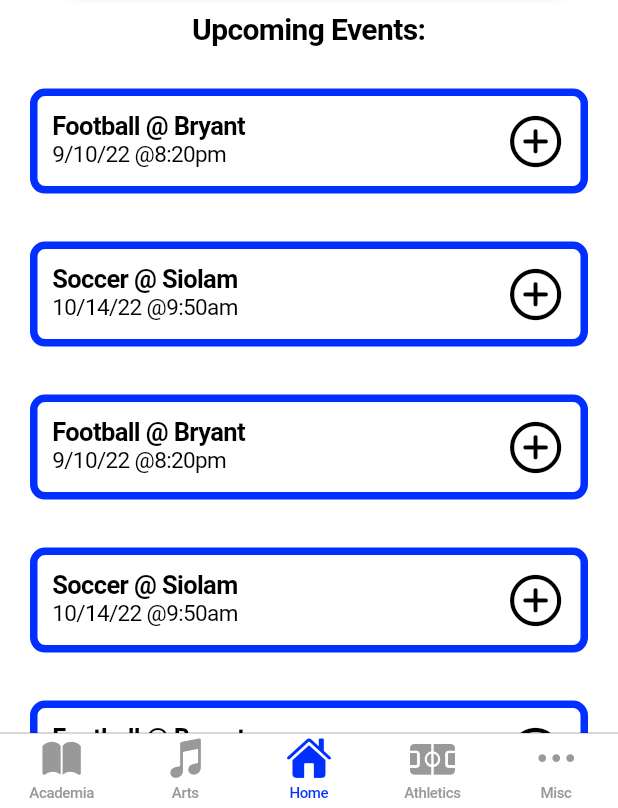
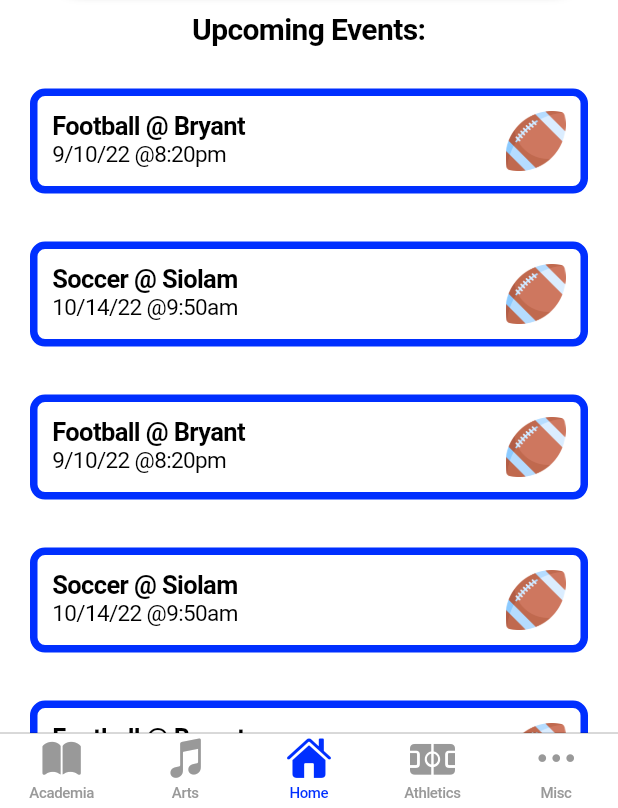
Before and after one commit to Mountie-Mobile/mountie-mobile-app, a Flutter app: the screen it shows after launch, on a phone screen of 412 x 824 dp, the part 428-1236 px from its top. Run offline on Flutter 3.47's test engine with Material 2 defaults, Android fonts, the phone set to English and light mode, and no system bars; our stand-ins replace native_notify, table_calendar; missing offline and left inert: a package.

Commit message:
added support for custom images/icons for events

```diff
--- a/lib/custom_widgets/events.dart
+++ b/lib/custom_widgets/events.dart
@@ -4,7 +4,7 @@ import 'package:flutter/cupertino.dart';
 class Event extends StatefulWidget {
   final String title;
   final int category;
-  final IconData customIcon;
+  final AssetImage customIcon;
   final String date_time;
 
   int getCategory() {
@@ -74,14 +74,20 @@ class _EventState extends State<Event> {
               ),
               const Spacer(flex: 1),
               Container(
-                alignment: Alignment.center,
-                child: Icon(
+                  alignment: Alignment.center,
+                  child: Image(
+                    image: widget.customIcon,
+                    height: 40,
+                    width: 40,
+                  )
+
+                  /*Icon(
                   //Display custom icon
                   widget.customIcon,
                   size: 40,
                   color: const Color.fromARGB(255, 0, 0, 0),
-                ),
-              )
+                ),*/
+                  )
             ],
           ),
         ),
--- a/lib/custom_widgets/events_list.dart
+++ b/lib/custom_widgets/events_list.dart
@@ -15,49 +15,49 @@ class _EventListState extends State<EventList> {
       children: const [
         Event(
           category: 5,
-          customIcon: CupertinoIcons.add_circled,
+          customIcon: AssetImage('assets/sport_icons/football.png'),
           date_time: "9/10/22 @8:20pm",
           title: "Football @ Bryant",
         ),
         Event(
           category: 5,
-          customIcon: CupertinoIcons.add_circled,
+          customIcon: AssetImage('assets/sport_icons/football.png'),
           date_time: "10/14/22 @9:50am",
           title: "Soccer @ Siolam",
         ),
         Event(
           category: 5,
-          customIcon: CupertinoIcons.add_circled,
+          customIcon: AssetImage('assets/sport_icons/football.png'),
           date_time: "9/10/22 @8:20pm",
           title: "Football @ Bryant",
         ),
         Event(
           category: 5,
-          customIcon: CupertinoIcons.add_circled,
+          customIcon: AssetImage('assets/sport_icons/football.png'),
           date_time: "10/14/22 @9:50am",
           title: "Soccer @ Siolam",
         ),
         Event(
           category: 5,
-          customIcon: CupertinoIcons.add_circled,
+          customIcon: AssetImage('assets/sport_icons/football.png'),
           date_time: "9/10/22 @8:20pm",
           title: "Football @ Bryant",
         ),
         Event(
           category: 5,
-          customIcon: CupertinoIcons.add_circled,
+          customIcon: AssetImage('assets/sport_icons/football.png'),
           date_time: "10/14/22 @9:50am",
           title: "Soccer @ Siolam",
         ),
         Event(
           category: 5,
-          customIcon: CupertinoIcons.add_circled,
+          customIcon: AssetImage('assets/sport_icons/football.png'),
           date_time: "9/10/22 @8:20pm",
           title: "Football @ Bryant",
         ),
         Event(
           category: 5,
-          customIcon: CupertinoIcons.add_circled,
+          customIcon: AssetImage('assets/sport_icons/football.png'),
           date_time: "10/14/22 @9:50am",
           title: "Soccer @ Siolam",
         ),
--- a/pubspec.yaml
+++ b/pubspec.yaml
@@ -72,6 +72,7 @@ flutter:
   # To add assets to your application, add an assets section, like this:
   assets:
     - assets/mountie_icon.png
+    - assets/sport_icons/football.png
   # An image asset can refer to one or more resolution-specific "variants", see
   # https://flutter.dev/assets-and-images/#resolution-aware
 
```
Also changed, not shown: assets/sport_icons/football.png (added).
